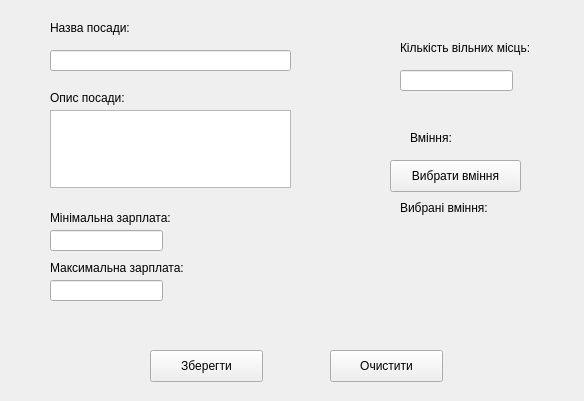
The window that addpost.ui (chepiga1995/db_project) describes before a commit, drawn with Qt 5.
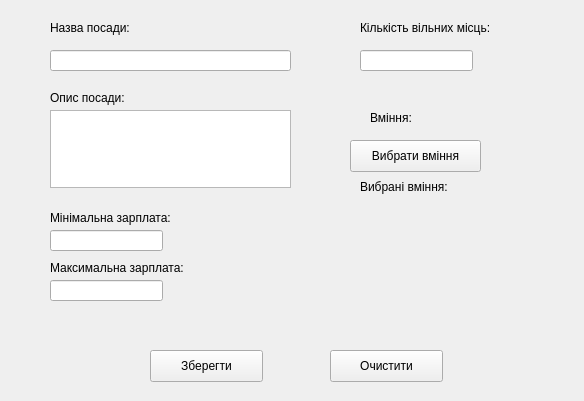
The same window after the commit.

```diff
--- a/addpost.ui
+++ b/addpost.ui
@@ -10,14 +10,26 @@
     <height>401</height>
    </rect>
   </property>
+  <property name="minimumSize">
+   <size>
+    <width>584</width>
+    <height>401</height>
+   </size>
+  </property>
+  <property name="maximumSize">
+   <size>
+    <width>584</width>
+    <height>401</height>
+   </size>
+  </property>
   <property name="windowTitle">
    <string>Посада</string>
   </property>
   <widget class="QPushButton" name="postChooseSkills">
    <property name="geometry">
     <rect>
-     <x>390</x>
-     <y>160</y>
+     <x>350</x>
+     <y>140</y>
      <width>131</width>
      <height>32</height>
     </rect>
@@ -42,8 +54,8 @@
   <widget class="QLineEdit" name="amountOfpalces">
    <property name="geometry">
     <rect>
-     <x>400</x>
-     <y>70</y>
+     <x>360</x>
+     <y>50</y>
      <width>113</width>
      <height>21</height>
     </rect>
@@ -134,8 +146,8 @@
   <widget class="QLabel" name="label_13">
    <property name="geometry">
     <rect>
-     <x>410</x>
-     <y>130</y>
+     <x>370</x>
+     <y>110</y>
      <width>59</width>
      <height>16</height>
     </rect>
@@ -173,21 +185,30 @@
   <widget class="QLabel" name="label_14">
    <property name="geometry">
     <rect>
-     <x>400</x>
-     <y>200</y>
-     <width>121</width>
-     <height>16</height>
+     <x>360</x>
+     <y>180</y>
+     <width>191</width>
+     <height>101</height>
     </rect>
    </property>
    <property name="text">
     <string>Вибрані вміння:</string>
    </property>
+   <property name="scaledContents">
+    <bool>false</bool>
+   </property>
+   <property name="alignment">
+    <set>Qt::AlignLeading|Qt::AlignLeft|Qt::AlignTop</set>
+   </property>
+   <property name="wordWrap">
+    <bool>true</bool>
+   </property>
   </widget>
   <widget class="QLabel" name="label_15">
    <property name="geometry">
     <rect>
-     <x>400</x>
-     <y>40</y>
+     <x>360</x>
+     <y>20</y>
      <width>151</width>
      <height>16</height>
     </rect>
```
